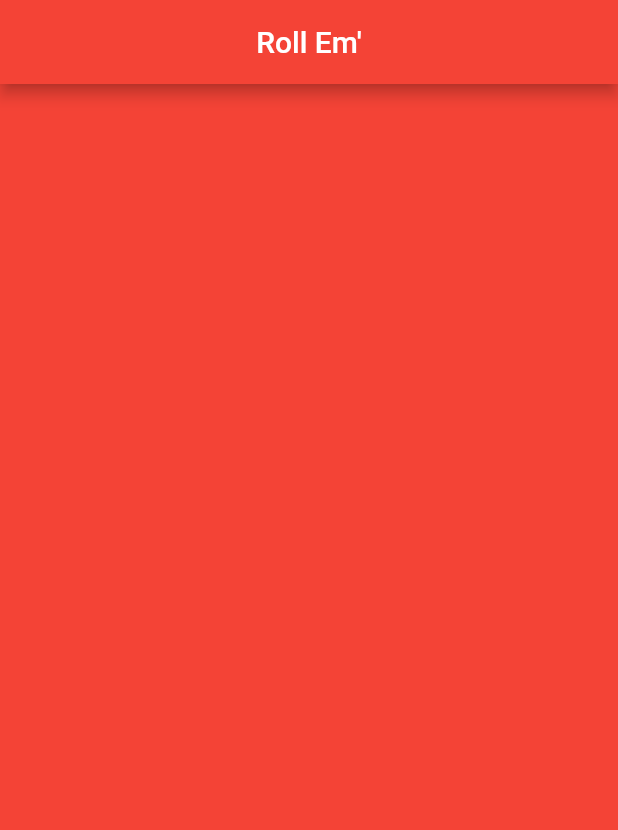
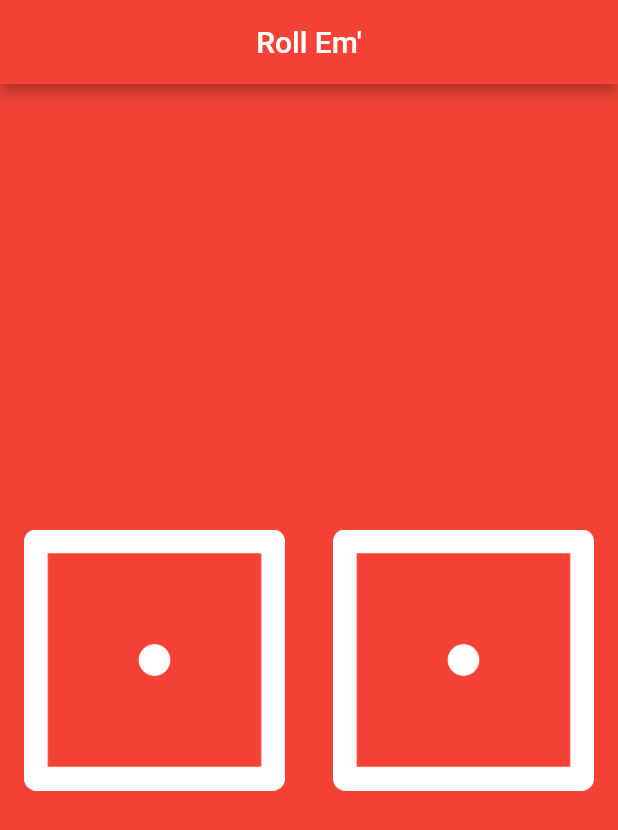
Before and after one commit to Gurubalan-GIT/Dice-flutter, a Flutter app: the screen it shows after launch, on a phone screen of 412 x 824 dp. Shown: the top 830 px of the screen. Run offline on Flutter 3.47's test engine with Material 2 defaults, Android fonts, the phone set to English and light mode, and no system bars.

Commit message:
✨ feat: base layout created

```diff
--- a/lib/main.dart
+++ b/lib/main.dart
@@ -24,6 +24,20 @@ class MainApp extends StatelessWidget {
 class DicePage extends StatelessWidget {
   @override
   Widget build(BuildContext context) {
-    return Container();
+    return Center(
+        child: Row(
+      children: [
+        Expanded(
+            child: Padding(
+          padding: const EdgeInsets.all(16.0),
+          child: Image.asset('images/dice1.png'),
+        )),
+        Expanded(
+            child: Padding(
+          padding: const EdgeInsets.all(16.0),
+          child: Image.asset('images/dice1.png'),
+        ))
+      ],
+    ));
   }
 }
```
